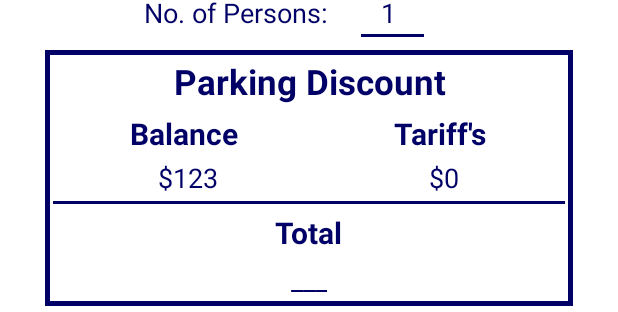
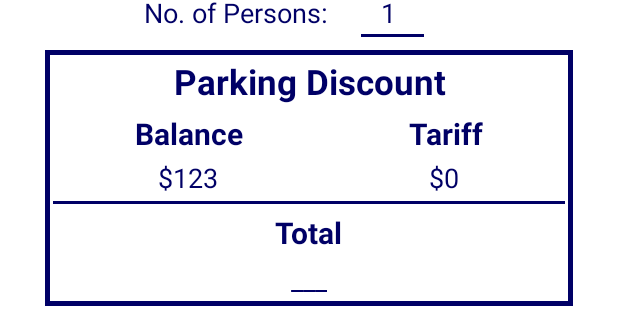
Before and after one commit to CybusHamza/Ticket_Validator, an Android app: the layout activity_route_detailed.xml on its own in the app's theme, with its tools: preview values and no code run, on a phone screen of 412 x 824 dp. Shown: the part 435-747 px from the top of the screen. Run offline under Robolectric (Android 15) with nearby library versions, the phone set to English and light mode, and no system bars.

Commit message:
rizwan > changes

```diff
--- a/app/src/main/res/layout-sw600dp/activity_route_detailed.xml
+++ b/app/src/main/res/layout-sw600dp/activity_route_detailed.xml
@@ -163,7 +163,7 @@
                 android:layout_height="wrap_content"
                 android:layout_weight="0.5"
                 android:gravity="center"
-                android:text="Tariff's"
+                android:text="Tariff"
                 android:textColor="#006"
                 android:textSize="20sp"
                 android:textStyle="bold"
--- a/app/src/main/res/layout/activity_route_detailed.xml
+++ b/app/src/main/res/layout/activity_route_detailed.xml
@@ -163,7 +163,7 @@
                 android:layout_height="wrap_content"
                     android:layout_weight="0.5"
                     android:gravity="center"
-                    android:text="Tariff's"
+                    android:text="Tariff"
                     android:textColor="#006"
                 android:textSize="20sp"
                 android:textStyle="bold"
```
Also changed, not shown: app/src/main/java/com/cybussolutions/ticketvalidator/Activities/ChangePassword.java (+6 -1 lines), app/src/main/java/com/cybussolutions/ticketvalidator/Activities/DBManager.java (+7 -0 lines), app/src/main/java/com/cybussolutions/ticketvalidator/Activities/Payment_Method.java (+3 -4 lines).
